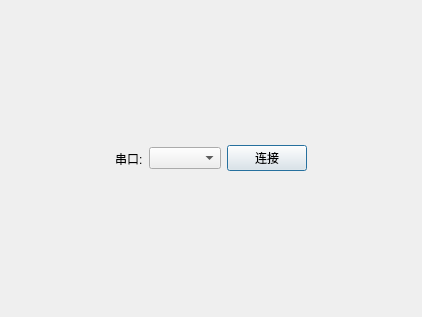
First picture: the form in example/Qt/ui/login.ui, repository zhangguoqian/press_sdk_project, before the edit.
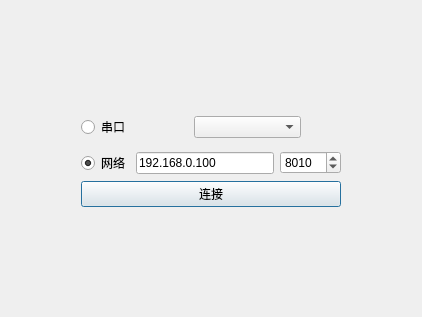
Second picture: the form after the edit. Custom widgets are drawn as their Qt base class.

Diff of the .ui file:
```diff
--- a/example/Qt/ui/login.ui
+++ b/example/Qt/ui/login.ui
@@ -13,24 +13,35 @@
   <property name="windowTitle">
    <string>连接</string>
   </property>
-  <layout class="QHBoxLayout" name="horizontalLayout">
-   <item>
+  <layout class="QGridLayout" name="gridLayout">
+   <item row="0" column="1">
+    <spacer name="verticalSpacer">
+     <property name="sizeHint" stdset="0">
+      <size>
+       <width>20</width>
+       <height>99</height>
+      </size>
+     </property>
+    </spacer>
+   </item>
+   <item row="1" column="0">
     <spacer name="horizontalSpacer">
-     <property name="orientation">
-      <enum>Qt::Orientation::Horizontal</enum>
-     </property>
      <property name="sizeHint" stdset="0">
       <size>
-       <width>102</width>
+       <width>70</width>
        <height>20</height>
       </size>
      </property>
     </spacer>
    </item>
+   <item row="1" column="1">
+    <layout class="QVBoxLayout" name="verticalLayout">
    <item>
-    <widget class="QLabel" name="labelCom">
+      <layout class="QHBoxLayout" name="horizontalLayout">
+       <item>
+        <widget class="QRadioButton" name="rBnTty">
      <property name="text">
-      <string>串口:</string>
+          <string>串口</string>
      </property>
     </widget>
    </item>
@@ -38,27 +49,89 @@
     <widget class="QComboBox" name="cboBoxTty"/>
    </item>
    <item>
+        <spacer name="horizontalSpacer_3">
+         <property name="sizeHint" stdset="0">
+          <size>
+           <width>40</width>
+           <height>20</height>
+          </size>
+         </property>
+        </spacer>
+       </item>
+      </layout>
+     </item>
+     <item>
+      <layout class="QHBoxLayout" name="horizontalLayout_2">
+       <item>
+        <widget class="QRadioButton" name="rBnNetwork">
+         <property name="text">
+          <string>网络</string>
+         </property>
+         <property name="checked">
+          <bool>true</bool>
+         </property>
+        </widget>
+       </item>
+       <item>
+        <widget class="IpEdit" name="lEditIp">
+         <property name="text">
+          <string>192.168.0.100</string>
+         </property>
+        </widget>
+       </item>
+       <item>
+        <widget class="QSpinBox" name="sBoxPort">
+         <property name="minimum">
+          <number>1000</number>
+         </property>
+         <property name="maximum">
+          <number>65536</number>
+         </property>
+         <property name="value">
+          <number>8010</number>
+         </property>
+        </widget>
+       </item>
+      </layout>
+     </item>
+     <item>
     <widget class="QPushButton" name="pbnConnect">
      <property name="text">
       <string>连接</string>
      </property>
     </widget>
    </item>
-   <item>
+    </layout>
+   </item>
+   <item row="1" column="2">
     <spacer name="horizontalSpacer_2">
-     <property name="orientation">
-      <enum>Qt::Orientation::Horizontal</enum>
-     </property>
      <property name="sizeHint" stdset="0">
       <size>
-       <width>101</width>
+       <width>70</width>
        <height>20</height>
       </size>
      </property>
     </spacer>
    </item>
+   <item row="2" column="1">
+    <spacer name="verticalSpacer_2">
+     <property name="sizeHint" stdset="0">
+      <size>
+       <width>20</width>
+       <height>99</height>
+      </size>
+     </property>
+    </spacer>
+   </item>
   </layout>
  </widget>
+ <customwidgets>
+  <customwidget>
+   <class>IpEdit</class>
+   <extends>QLineEdit</extends>
+   <header>ui/widget/ipedit.h</header>
+  </customwidget>
+ </customwidgets>
  <resources/>
  <connections/>
 </ui>
```
Lines whose indentation alone changed are shown as unchanged.
